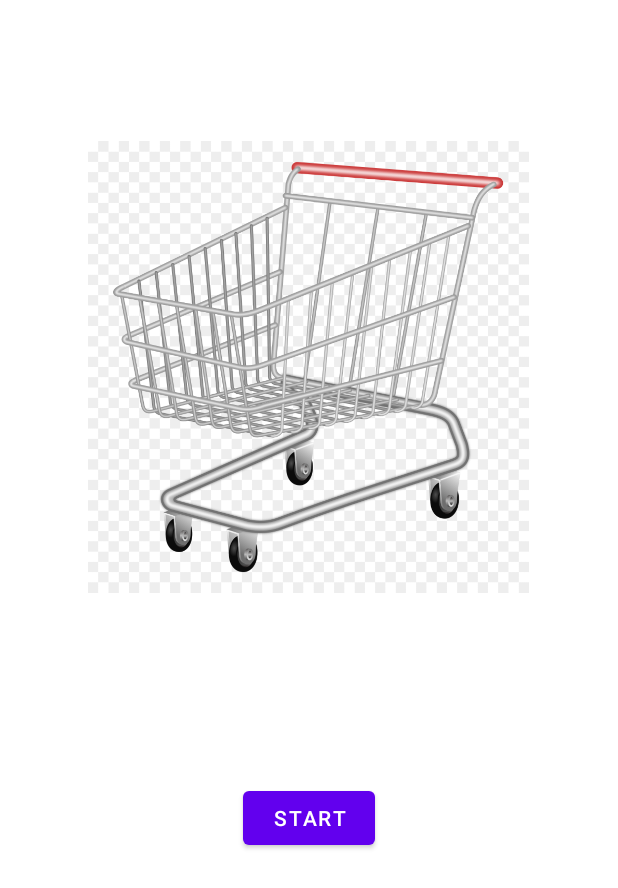
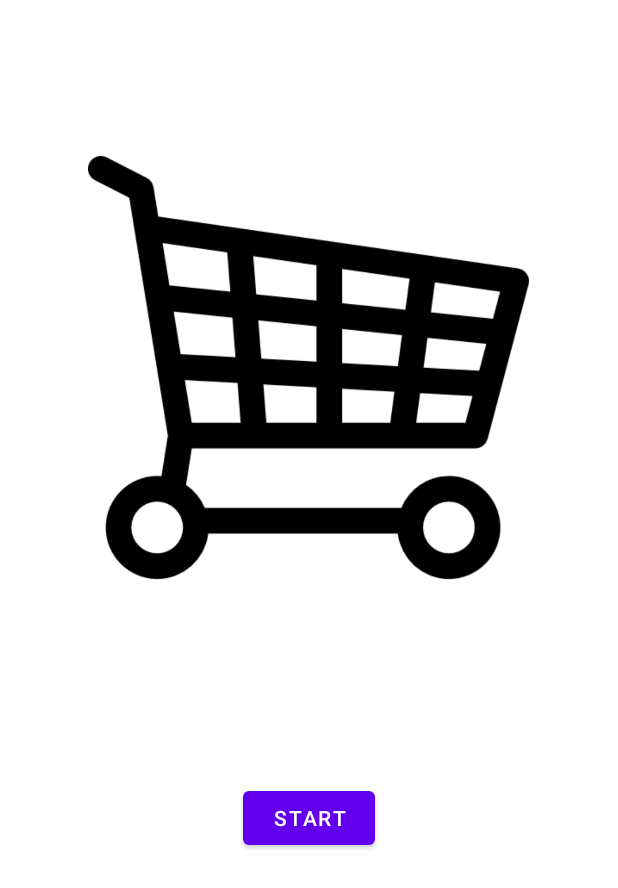
Before and after one commit to dmbellinger/FinalProject, an Android app: the layout fragment_main_menu.xml on its own in the app's theme, with its tools: preview values and no code run, on a phone screen of 412 x 824 dp. Shown: the top 888 px of the screen. Run offline under Robolectric (Android 15) with nearby library versions, the phone set to English and light mode, and no system bars.

Commit message:
Action bar modified and image fix

```diff
--- a/app/src/main/java/com/hfad/finalproject/DeleteFragment.kt
+++ b/app/src/main/java/com/hfad/finalproject/DeleteFragment.kt
@@ -31,7 +31,7 @@ class DeleteFragment : Fragment() {
         val deleteButton: Button = view.findViewById(R.id.deleteButton)
         deleteButton.setOnClickListener {
 
-            itemAdapter.notifyDataSetChanged()
+            //itemAdapter.notifyDataSetChanged()
 
             fragmentManager?.popBackStack()
         }
--- a/app/src/main/java/com/hfad/finalproject/ViewListFragment.kt
+++ b/app/src/main/java/com/hfad/finalproject/ViewListFragment.kt
@@ -39,7 +39,7 @@ class ViewListFragment : Fragment() {
         recyclerView.layoutManager = LinearLayoutManager(activity)
         recyclerView.adapter = itemAdapter
 
-        val deleteButton: Button = view.findViewById(R.id.deleteButton)
+        val deleteButton: Button = view.findViewById(R.id.DeleteButton)
         deleteButton.setOnClickListener {
             view.findNavController()
                 .navigate(R.id.action_viewListFragment_to_deleteFragment)
--- a/app/src/main/res/layout/fragment_main_menu.xml
+++ b/app/src/main/res/layout/fragment_main_menu.xml
@@ -12,7 +12,7 @@
         android:id="@+id/imageView"
         android:layout_width="294dp"
         android:layout_height="489dp"
-        android:src="@drawable/home_screen_image" />
+        android:src="@drawable/menu_image" />
 
     <Button
         android:id="@+id/start"
--- a/app/src/main/res/layout/fragment_view_list.xml
+++ b/app/src/main/res/layout/fragment_view_list.xml
@@ -8,6 +8,7 @@
     tools:context=".ViewListFragment">
 
     <androidx.recyclerview.widget.RecyclerView
+        android:id="@+id/itemRecyclerView"
         android:layout_width="match_parent"
         android:layout_height="wrap_content" />
 
--- a/app/src/main/res/menu/menu_main.xml
+++ b/app/src/main/res/menu/menu_main.xml
@@ -2,8 +2,8 @@
 <menu xmlns:android="http://schemas.android.com/apk/res/android">
     <group android:checkableBehavior="single">
         <item
-            android:id="@+id/AddFragment"
-            android:icon="@android:drawable/ic_dialog_email"
+            android:id="@+id/addFragment"
+            android:icon="@android:drawable/ic_menu_send"
             android:title="Add"/>
         <item
             android:id="@+id/deleteFragment"
--- a/app/src/main/res/values/themes.xml
+++ b/app/src/main/res/values/themes.xml
@@ -1,6 +1,6 @@
 <resources xmlns:tools="http://schemas.android.com/tools">
     <!-- Base application theme. -->
-    <style name="Theme.FinalProject" parent="Theme.MaterialComponents.DayNight.DarkActionBar">
+    <style name="Theme.FinalProject" parent="Theme.MaterialComponents.DayNight.NoActionBar">
         <!-- Primary brand color. -->
         <item name="colorPrimary">@color/purple_500</item>
         <item name="colorPrimaryVariant">@color/purple_700</item>
```
Also changed, not shown: app/src/main/res/layout/fragment_saved.xml (+9 -5 lines), app/src/main/res/drawable/home_screen_image.png (deleted), app/src/main/res/drawable/menu_image.png (added).
